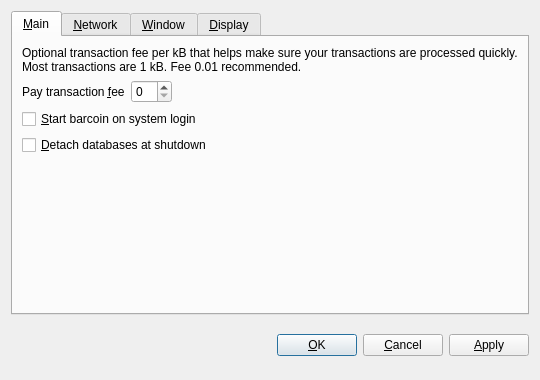
Above: src/qt/forms/optionsdialog.ui from barracudacoin/barracudacoin before the change. Below: the same form after it.
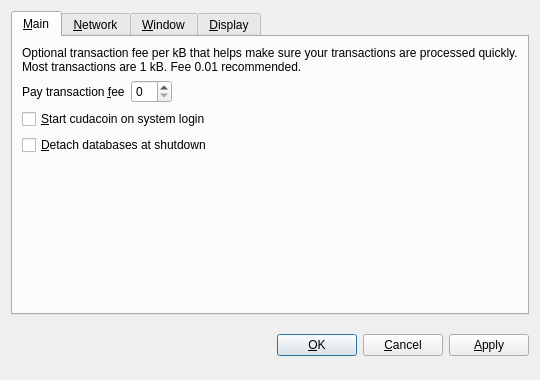
That is the form after the change. The open tabs and pages were chosen to show the change. Custom widgets are drawn as their Qt base class.

```diff
--- a/src/qt/forms/optionsdialog.ui
+++ b/src/qt/forms/optionsdialog.ui
@@ -82,7 +82,7 @@
           <string>Automatically start barcoin after logging in to the system.</string>
          </property>
          <property name="text">
-          <string>&amp;Start barcoin on system login</string>
+          <string>&amp;Start cudacoin on system login</string>
          </property>
         </widget>
        </item>
```
Left out of the diff: 10 changed lines with no effect on the pictures.
